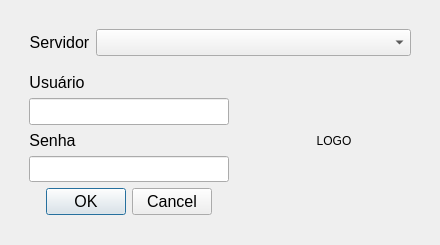
Klubas/Projeto-SOAD, file Resources/UI/LoginDialog.ui: the form before one commit.
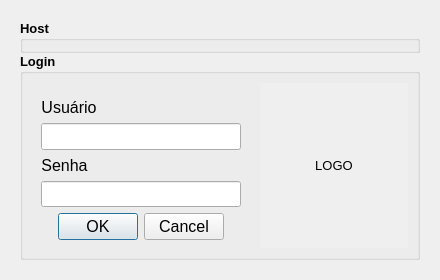
The form after the commit.

```diff
--- a/Resources/UI/LoginDialog.ui
+++ b/Resources/UI/LoginDialog.ui
@@ -7,7 +7,7 @@
     <x>0</x>
     <y>0</y>
     <width>440</width>
-    <height>245</height>
+    <height>280</height>
    </rect>
   </property>
   <property name="sizePolicy">
@@ -25,7 +25,7 @@
   <property name="maximumSize">
    <size>
     <width>440</width>
-    <height>245</height>
+    <height>500</height>
    </size>
   </property>
   <property name="windowTitle">
@@ -42,8 +42,8 @@
      </property>
      <property name="maximumSize">
       <size>
-       <width>422</width>
-       <height>227</height>
+       <width>16777215</width>
+       <height>16777215</height>
       </size>
      </property>
      <layout class="QGridLayout" name="gridLayout_2">
@@ -53,7 +53,7 @@
          <number>0</number>
         </property>
         <item>
-         <widget class="QWidget" name="verticalWidget_servidor" native="true">
+         <widget class="QGroupBox" name="verticalGroupBox_servidor">
           <property name="sizePolicy">
            <sizepolicy hsizetype="Minimum" vsizetype="Minimum">
             <horstretch>0</horstretch>
@@ -69,9 +69,19 @@
           <property name="maximumSize">
            <size>
             <width>400</width>
-            <height>50</height>
+            <height>16777215</height>
            </size>
           </property>
+          <property name="font">
+           <font>
+            <pointsize>10</pointsize>
+            <weight>75</weight>
+            <bold>true</bold>
+           </font>
+          </property>
+          <property name="title">
+           <string>Host</string>
+          </property>
           <layout class="QFormLayout" name="formLayout_2">
            <property name="bottomMargin">
             <number>0</number>
@@ -81,6 +91,8 @@
              <property name="font">
               <font>
                <pointsize>12</pointsize>
+               <weight>50</weight>
+               <bold>false</bold>
               </font>
              </property>
              <property name="text">
@@ -95,7 +107,9 @@
             <widget class="QComboBox" name="comboBox_servidor">
              <property name="font">
               <font>
-               <pointsize>12</pointsize>
+               <pointsize>10</pointsize>
+               <weight>50</weight>
+               <bold>false</bold>
               </font>
              </property>
             </widget>
@@ -104,6 +118,17 @@
          </widget>
         </item>
         <item>
+         <widget class="QGroupBox" name="groupBox_login">
+          <property name="font">
+           <font>
+            <pointsize>10</pointsize>
+            <weight>75</weight>
+            <bold>true</bold>
+           </font>
+          </property>
+          <property name="title">
+           <string>Login</string>
+          </property>
          <layout class="QHBoxLayout" name="horizontalLayout">
           <property name="spacing">
            <number>10</number>
@@ -122,12 +147,21 @@
               <height>165</height>
              </size>
             </property>
+             <property name="font">
+              <font>
+               <pointsize>10</pointsize>
+               <weight>50</weight>
+               <bold>false</bold>
+              </font>
+             </property>
             <layout class="QFormLayout" name="formLayout">
              <item row="1" column="0">
               <widget class="QLabel" name="label_usuario">
                <property name="font">
                 <font>
                  <pointsize>12</pointsize>
+                  <weight>50</weight>
+                  <bold>false</bold>
                 </font>
                </property>
                <property name="text">
@@ -149,6 +183,8 @@
                <property name="font">
                 <font>
                  <pointsize>12</pointsize>
+                  <weight>50</weight>
+                  <bold>false</bold>
                 </font>
                </property>
               </widget>
@@ -158,6 +194,8 @@
                <property name="font">
                 <font>
                  <pointsize>12</pointsize>
+                  <weight>50</weight>
+                  <bold>false</bold>
                 </font>
                </property>
                <property name="text">
@@ -179,6 +217,8 @@
                <property name="font">
                 <font>
                  <pointsize>12</pointsize>
+                  <weight>50</weight>
+                  <bold>false</bold>
                 </font>
                </property>
                <property name="echoMode">
@@ -212,6 +252,8 @@
                <property name="font">
                 <font>
                  <pointsize>12</pointsize>
+                  <weight>50</weight>
+                  <bold>false</bold>
                 </font>
                </property>
                <property name="autoFillBackground">
@@ -232,7 +274,7 @@
            </widget>
           </item>
           <item>
-           <layout class="QGridLayout" name="gridLayout_3" rowstretch="0,0" columnstretch="0">
+            <layout class="QGridLayout" name="gridLayout_3" rowstretch="0" columnstretch="0">
             <property name="sizeConstraint">
              <enum>QLayout::SetMinimumSize</enum>
             </property>
@@ -270,8 +312,8 @@
                 <rect>
                  <x>0</x>
                  <y>0</y>
-                 <width>164</width>
-                 <height>169</height>
+                  <width>162</width>
+                  <height>168</height>
                 </rect>
                </property>
                <property name="inputMethodHints">
@@ -301,6 +343,13 @@
                     <verstretch>0</verstretch>
                    </sizepolicy>
                   </property>
+                   <property name="font">
+                    <font>
+                     <pointsize>10</pointsize>
+                     <weight>50</weight>
+                     <bold>false</bold>
+                    </font>
+                   </property>
                   <property name="autoFillBackground">
                    <bool>true</bool>
                   </property>
@@ -322,6 +371,7 @@
            </layout>
           </item>
          </layout>
+         </widget>
         </item>
        </layout>
       </item>
```
Lines whose indentation alone changed are shown as unchanged.
